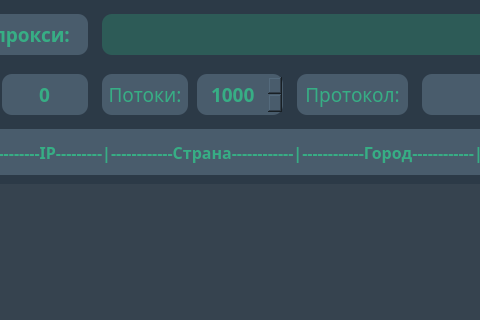
Above: modules/app.ui from Underneach/Proxy-Checker before the change; both pictures show x 107 to 587 and y 0 to 320 of the 850 by 650 pixel window. Below: the same form after it.
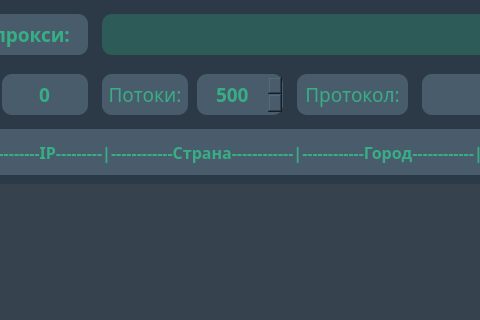
That is the form after the change.

Diff of the .ui file:
```diff
--- a/modules/app.ui
+++ b/modules/app.ui
@@ -331,7 +331,7 @@
       <number>9999</number>
      </property>
      <property name="value">
-      <number>1000</number>
+      <number>500</number>
      </property>
     </widget>
     <widget class="QLineEdit" name="all_proxy">
```
Left out of the diff: 2 changed lines with no effect on the pictures.
